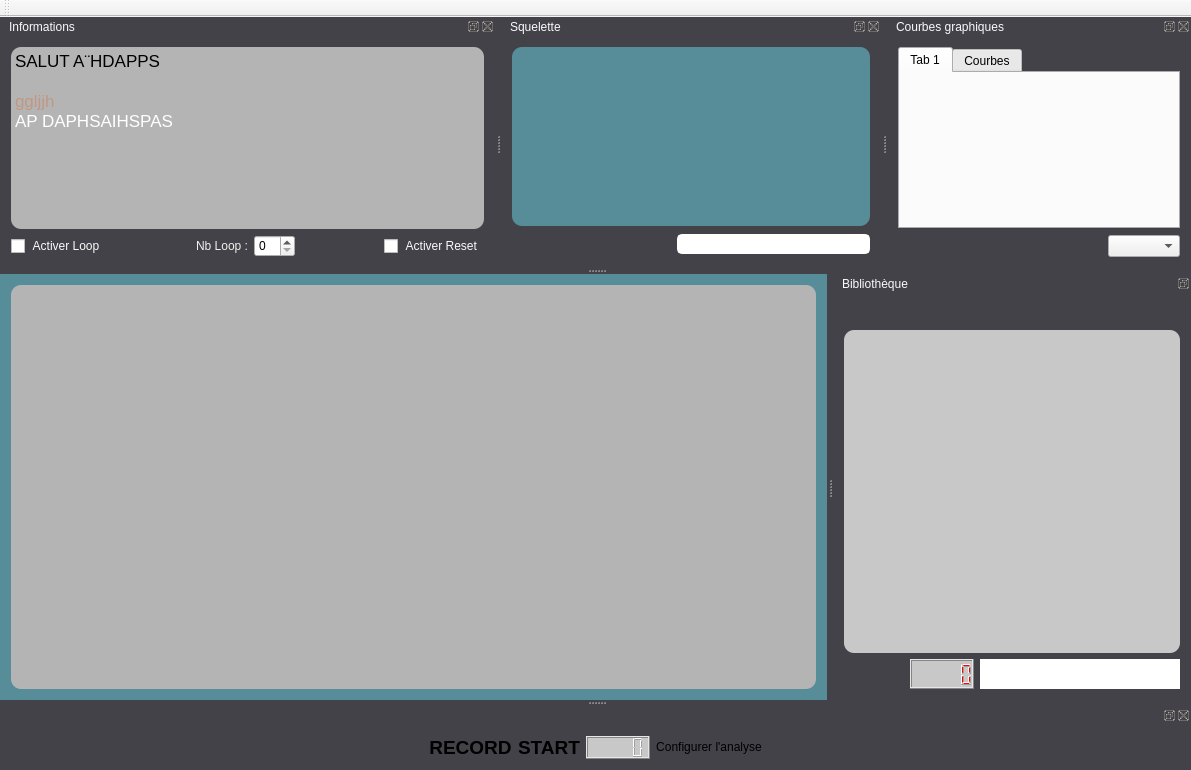
First picture: the form in mainwindow.ui, repository nicoctopus/octopus, before the edit.
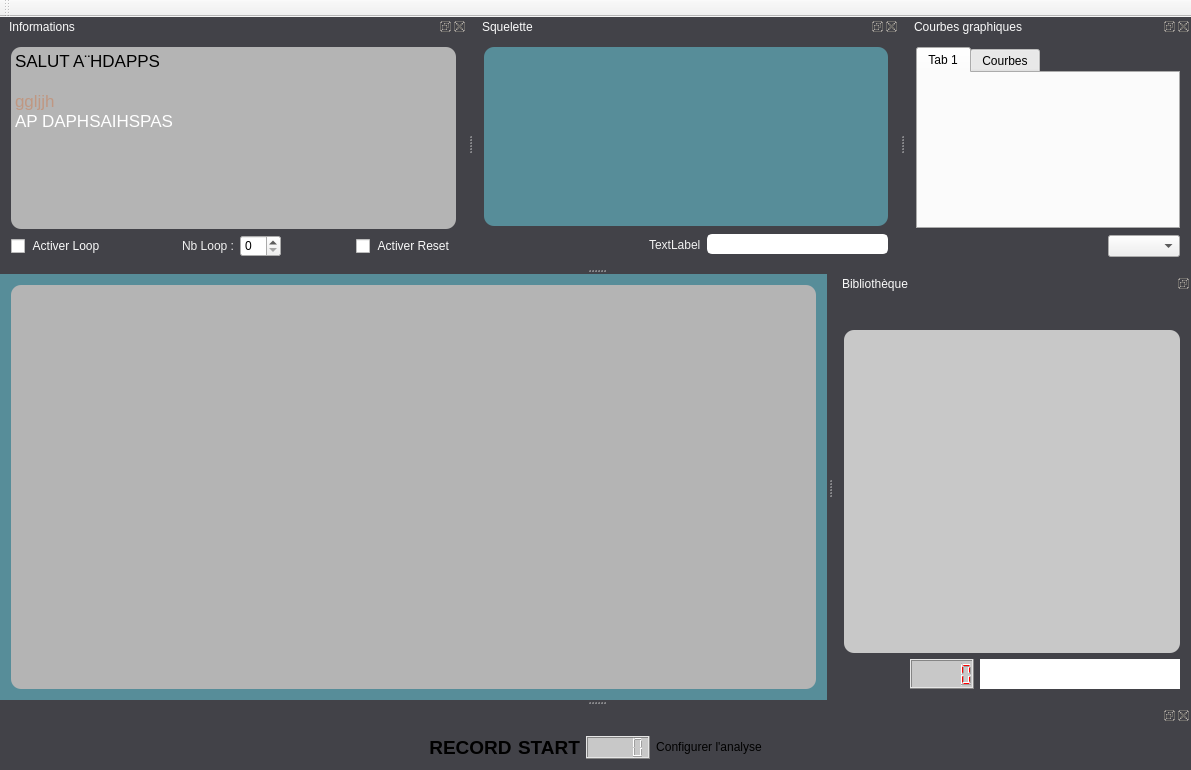
Second picture: the form after the edit. Icons and pictures are not drawn. Custom widgets are drawn as their Qt base class.

Commit message: ajout label timer record .ui

```diff
--- a/mainwindow.ui
+++ b/mainwindow.ui
@@ -727,6 +727,13 @@
          </property>
         </widget>
        </item>
+       <item>
+        <widget class="QLabel" name="labelTimeRecord">
+         <property name="text">
+          <string>TextLabel</string>
+         </property>
+        </widget>
+       </item>
        <item>
         <widget class="QLineEdit" name="nommouvement">
          <property name="maximumSize">
```
The commit also changes 2 other files.
